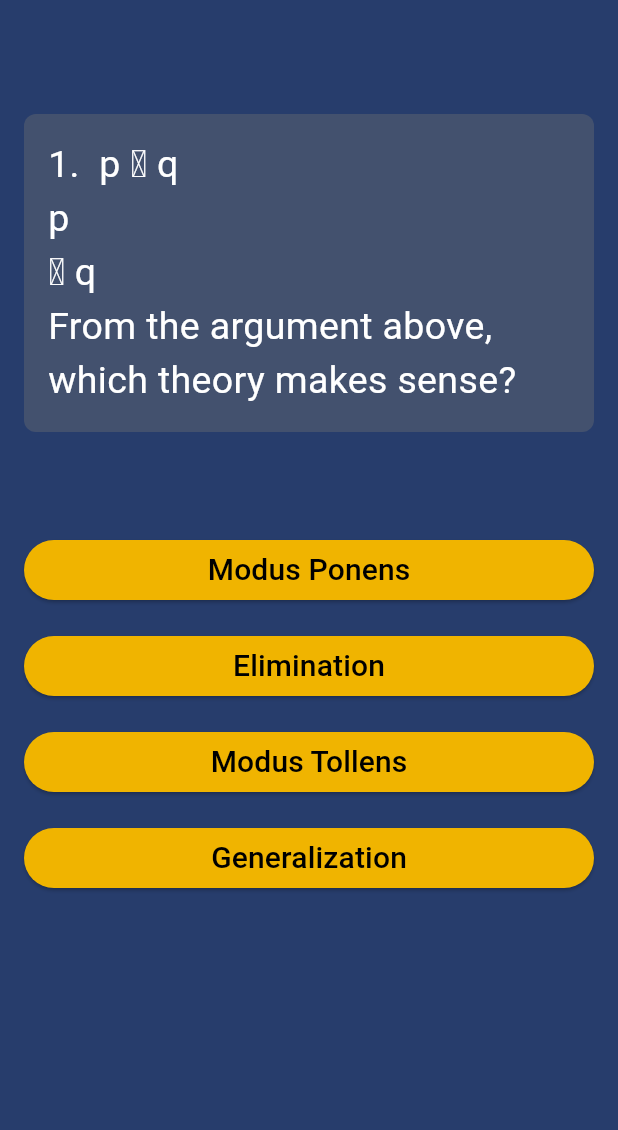
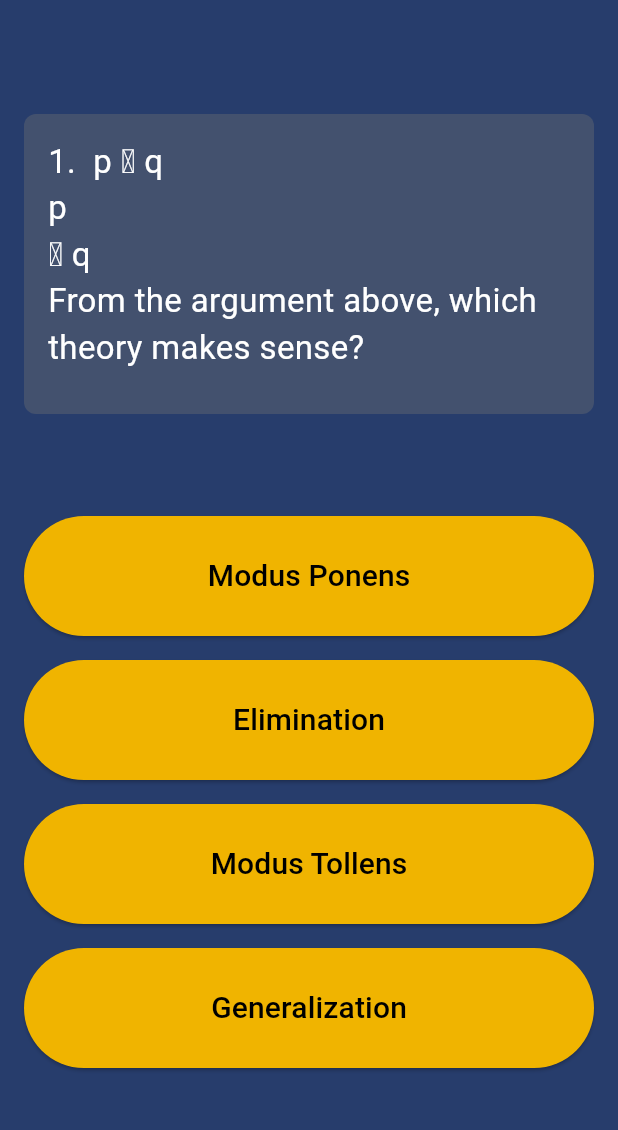
Before and after one commit to IIDDOOSSEE/quiz, a Flutter app: the screen it shows after launch, on a phone screen of 412 x 824 dp, the part 84-1214 px from its top. Run offline on Flutter 3.47's test engine with Material 3 defaults, Android fonts, the phone set to English and light mode, and no system bars.

Commit message:
use height instead flexible

```diff
--- a/lib/main.dart
+++ b/lib/main.dart
@@ -152,39 +152,36 @@ class _QuizAppState extends State<QuizApp> {
         child: Column(
           crossAxisAlignment: CrossAxisAlignment.stretch,
           children: <Widget>[
-            // ใช้ Expanded เพื่อให้พื้นที่สำหรับโจทย์สามารถขยายได้
             const SizedBox(height: 60),
-            Flexible(
-              child: SingleChildScrollView(
-                child: Container(
+            Container(
+              height: 200,
               padding: const EdgeInsets.all(16.0),
               decoration: BoxDecoration(
-                    color: const Color.fromARGB(
-                        255, 67, 81, 110), // Set background color
-                    borderRadius:
-                        BorderRadius.circular(8.0), // Set rounded corners
+                color: const Color.fromARGB(255, 67, 81, 110),
+                borderRadius: BorderRadius.circular(8.0),
               ),
+              child: SingleChildScrollView(
                 child: Text(
                   _questions[_currentQuestionIndex]['question'] as String,
                   style: const TextStyle(
-                      fontSize: 25,
+                    fontSize: 22,
                     color: Colors.white,
                   ),
                   textAlign: TextAlign.left,
                 ),
               ),
             ),
-            ),
             const SizedBox(height: 60),
-            Flexible(
-              child: Column(
+            Column(
               crossAxisAlignment: CrossAxisAlignment.stretch,
-                children: (_questions[_currentQuestionIndex]['options']
-                        as List<String>)
+              children:
+                  (_questions[_currentQuestionIndex]['options'] as List<String>)
                       .map((option) {
                 return Container(
-                    color: Color.fromARGB(255, 39, 61, 108),
+                  height: 80, // Set a fixed height for each option button
                   margin: const EdgeInsets.symmetric(vertical: 8.0),
+                  child: SizedBox(
+                    width: double.infinity, // Set a fixed width for the button
                     child: ElevatedButton(
                       onPressed: () => _answerQuestion(option),
                       style: ElevatedButton.styleFrom(
@@ -195,9 +192,9 @@ class _QuizAppState extends State<QuizApp> {
                             color: Color.fromARGB(255, 0, 0, 0),
                           )),
                     ),
+                  ),
                 );
               }).toList(),
-              ),
             ),
           ],
         ),
```
Lines whose indentation alone changed are shown as unchanged.
